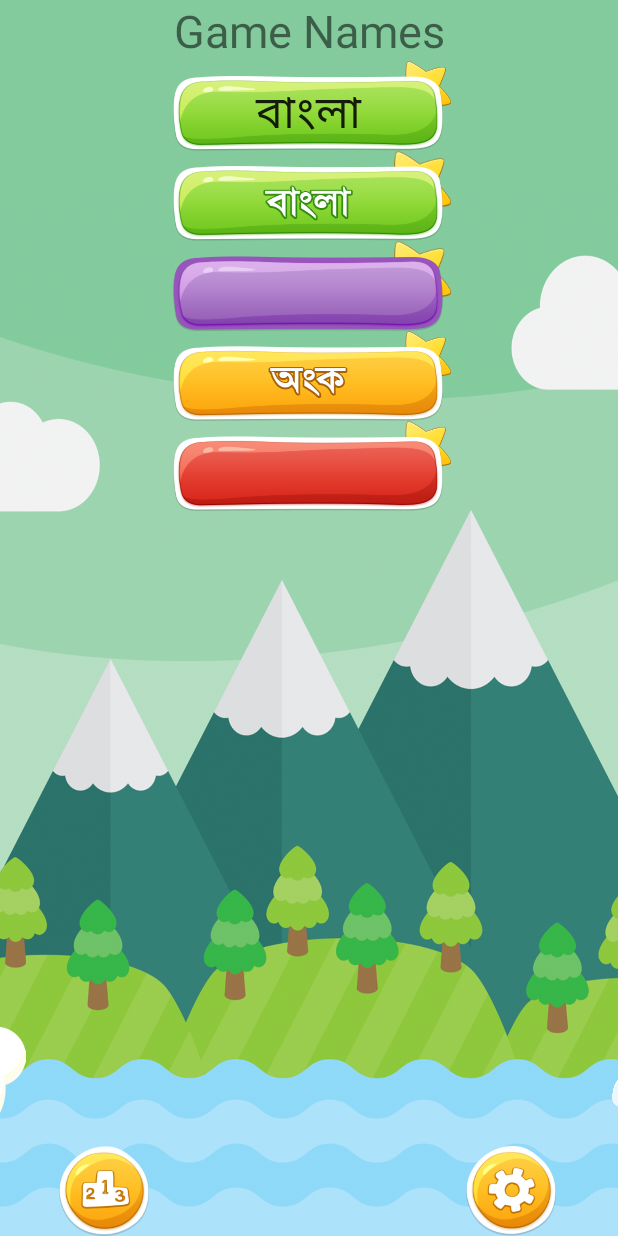
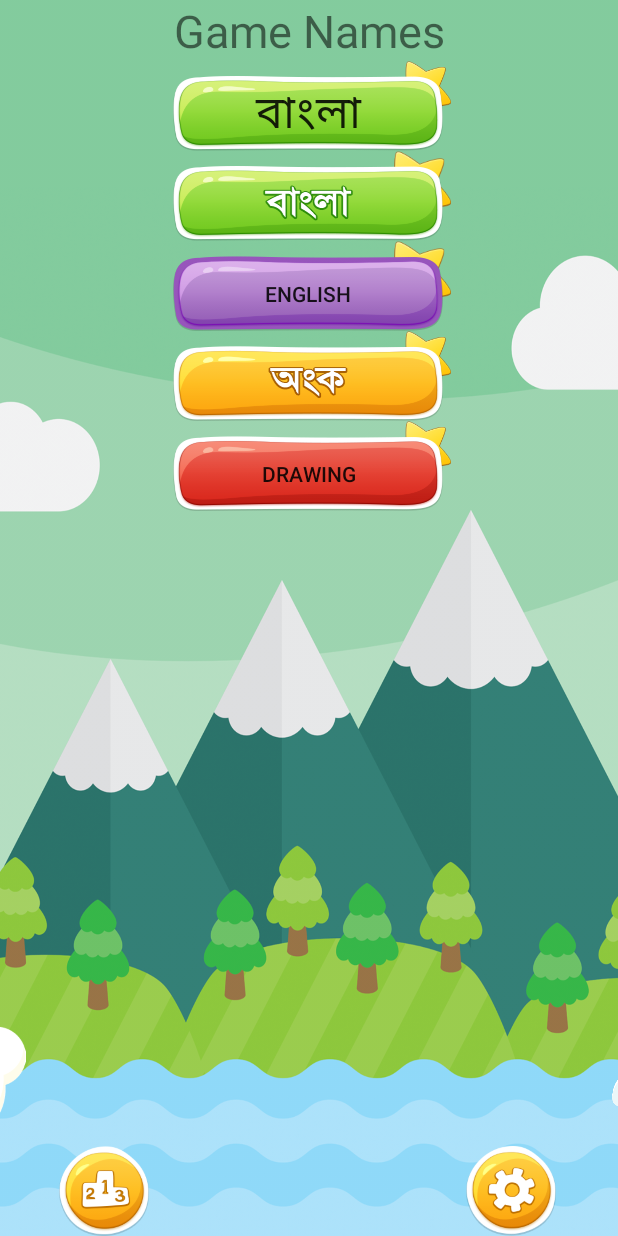
Before and after one commit to nayan5565/GameVerson2, an Android app: the screen it shows after launch (MainActivity), on a phone screen of 412 x 824 dp. Run offline under Robolectric (Android 15) with nearby library versions, the phone set to English and light mode, and no system bars; libraries missing offline, so code that uses them is left out: com.loopj.android, cz.msebera.android, net.sqlcipher.database; 13 statements that could not run were skipped.

Commit message:
set sublevel

```diff
--- a/app/src/main/java/com/example/nayan/gameverson2/activity/MainActivity.java
+++ b/app/src/main/java/com/example/nayan/gameverson2/activity/MainActivity.java
@@ -49,10 +49,12 @@ public class MainActivity extends AppCompatActivity implements View.OnClickListe
     private static ArrayList<MLevel> levels;
     private static ArrayList<MLevel> levelsMath;
     private static ArrayList<MLevel> levelsDrawing;
+    private static ArrayList<MLevel> levelsEnglish;
+    private static ArrayList<MLevel> levelsEnglish2;
     private DatabaseHelper1 database;
     private DrawerLayout drawerLayout;
     private Animation animation;
-    private TextView txtSub, txtMath, txtDrawing;
+    private TextView txtSub, txtMath, txtDrawing,txtEnglish,txtEnglish2;
     private String image;
     private static String B_URL = Global.BASE_URL;
     private static String ALTER_URL = "";
@@ -90,7 +92,9 @@ public class MainActivity extends AppCompatActivity implements View.OnClickListe
         btnBangla.setOnClickListener(this);
         txtSub = (TextView) findViewById(R.id.txtSub);
         txtMath = (TextView) findViewById(R.id.txtMath);
+        txtEnglish = (TextView) findViewById(R.id.txtEnglish);
         txtDrawing = (TextView) findViewById(R.id.txtDrawing);
+        txtEnglish2 = (TextView) findViewById(R.id.txtEnglish2);
         Utils.levels = new ArrayList<>();
         btnBanglaMath = (Button) findViewById(R.id.btnBanglaMath);
         btnBanglaMath.setOnClickListener(this);
@@ -131,6 +135,10 @@ public class MainActivity extends AppCompatActivity implements View.OnClickListe
         txtMath.setText(levelsMath.get(0).getTotal_slevel());
         levelsDrawing = database.getLevelData(5);
         txtDrawing.setText(levelsDrawing.get(0).getTotal_slevel());
+        levelsEnglish = database.getLevelData(4);
+        txtEnglish.setText(levelsEnglish.get(0).getTotal_slevel());
+        levelsEnglish2 = database.getLevelData(3);
+        txtEnglish2.setText(levelsEnglish2.get(0).getTotal_slevel());
         Log.e("sublel", "size");
     }
 
--- a/app/src/main/res/layout/activity_main.xml
+++ b/app/src/main/res/layout/activity_main.xml
@@ -79,6 +79,7 @@
                     android:layout_height="60dp">
 
                     <Button
+
                         android:id="@+id/btnEnglish"
                         android:layout_width="180dp"
                         android:layout_height="50dp"
@@ -86,6 +87,7 @@
                         android:background="@drawable/bangl_button_text" />
 
                     <TextView
+                        android:id="@+id/txtEnglish"
                         android:layout_width="50dp"
                         android:layout_height="50dp"
                         android:layout_gravity="right"
@@ -101,6 +103,7 @@
                     android:layout_height="60dp">
 
                     <Button
+                        android:text="English"
                         android:id="@+id/btnMath"
                         android:layout_width="180dp"
                         android:layout_height="50dp"
@@ -108,6 +111,7 @@
                         android:background="@drawable/math_button" />
 
                     <TextView
+                        android:id="@+id/txtEnglish2"
                         android:layout_width="50dp"
                         android:layout_height="50dp"
                         android:layout_gravity="right"
@@ -146,6 +150,7 @@
                     android:layout_height="60dp">
 
                     <Button
+                        android:text="Drawing"
                         android:id="@+id/btnDrawing"
                         android:layout_width="180dp"
                         android:layout_height="50dp"
```
